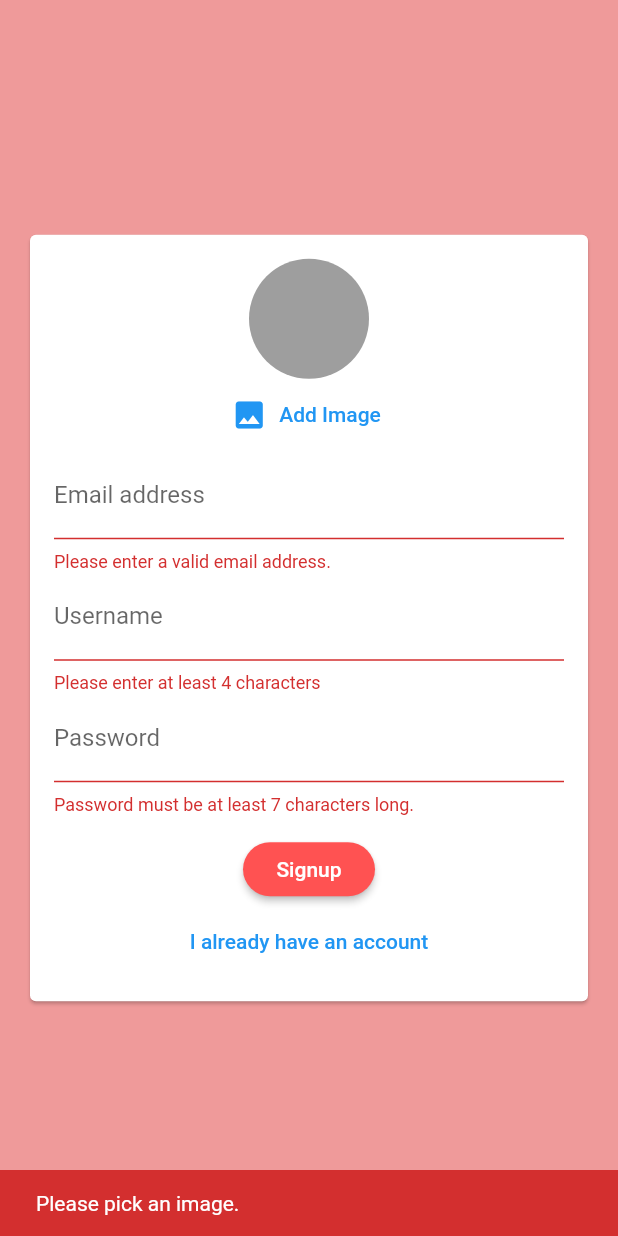
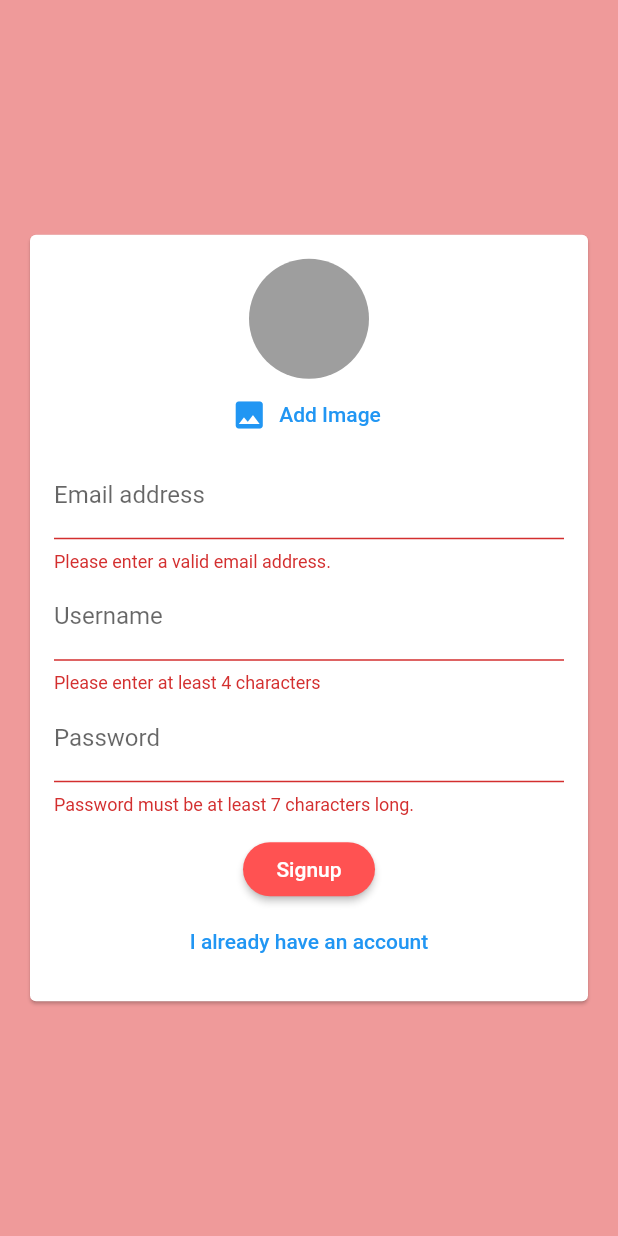
Before and after one commit to sidheswar-biswal/Chat_App, a Flutter app: the screen it shows after launch, after a tap on "Login", after a tap on "Create new account", after a tap on "Signup", on a phone screen of 412 x 824 dp. Run offline on Flutter 3.47's test engine with Material 2 defaults, Android fonts, the phone set to English and light mode, and no system bars; our stand-ins replace cloud_firestore, firebase_auth, firebase_core, firebase_storage, image_picker; accounts and stored records are empty.

```diff
--- a/lib/widgets/auth/auth_form.dart
+++ b/lib/widgets/auth/auth_form.dart
@@ -29,7 +29,7 @@ class _AuthFormState extends State<AuthForm> {
   var _userEmail = '';
   var _userName = '';
   var _userPassword = '';
-  dynamic _userImageFile;
+  File _userImageFile = File('assets/user.png');
 
 
   void _pickedImage(File image) {
@@ -40,7 +40,7 @@ class _AuthFormState extends State<AuthForm> {
     final isValid = _formKey.currentState!.validate();
     FocusScope.of(context).unfocus();
 
-    if (_userImageFile == null && !_isLogin) {
+    if (_userImageFile == File('assets/user.png') && !_isLogin) {
       Scaffold.of(context).showSnackBar(
         SnackBar(
           content: Text('Please pick an image.'),
```
